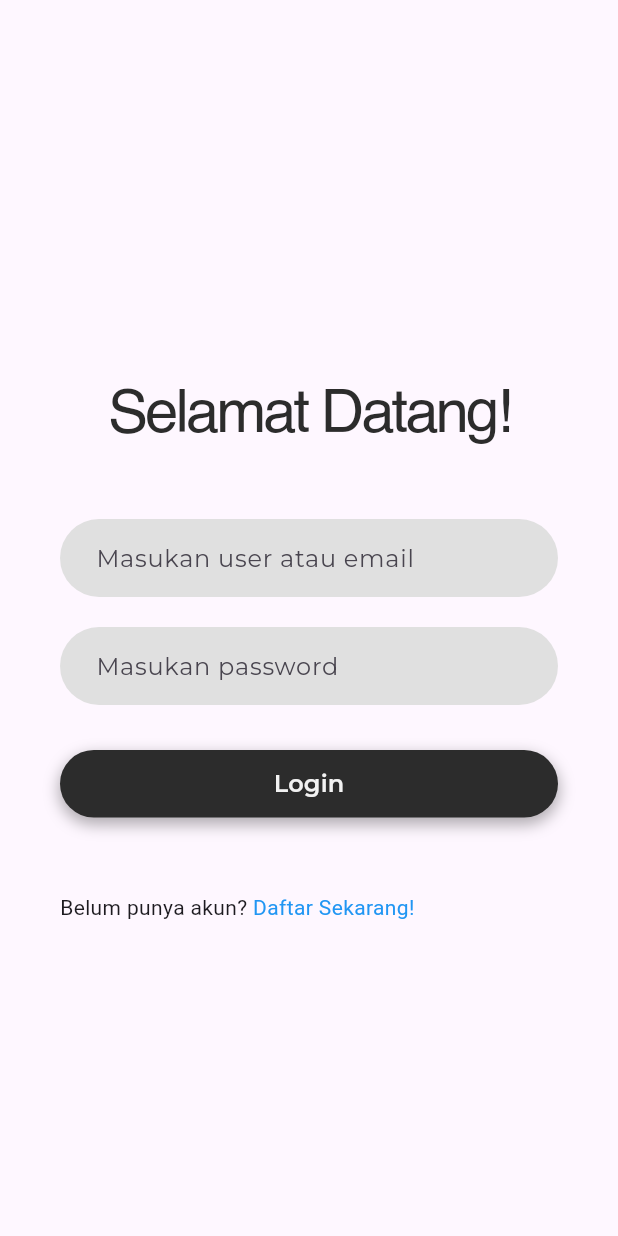
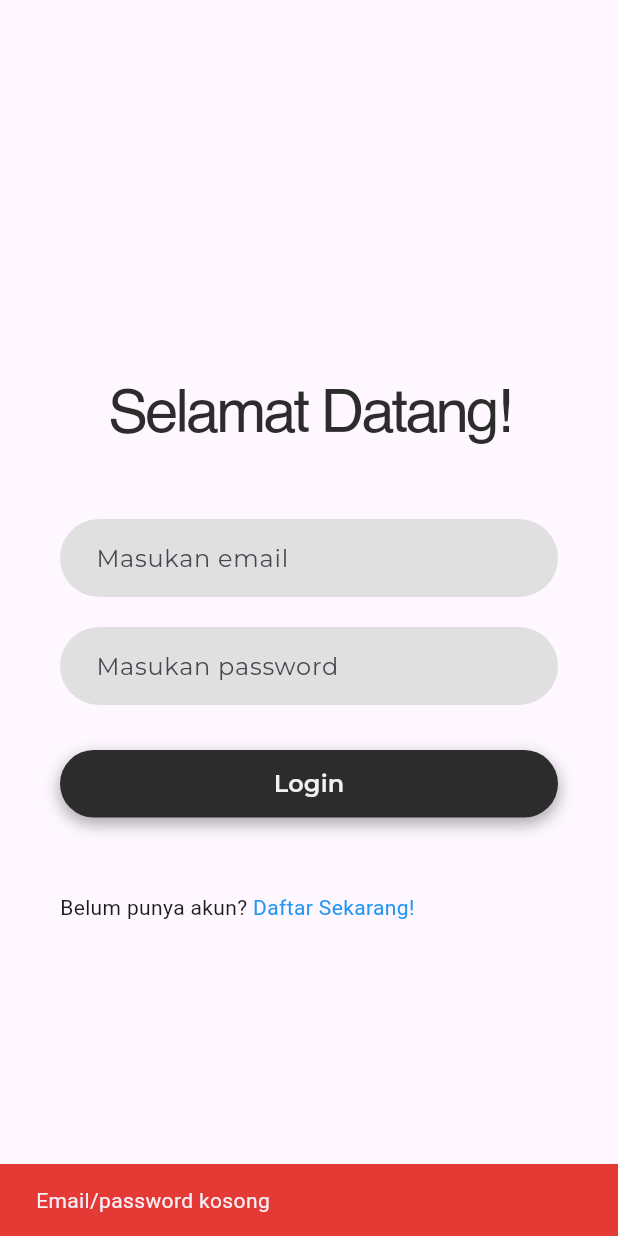
Before and after one commit to zaidanhsbi/Lapor_Sih, a Flutter app: the LoginScreen screen opened directly, after a tap on "Login", on a phone screen of 412 x 824 dp. Run offline on Flutter 3.47's test engine with Material 3 defaults, Android fonts, the phone set to English and light mode, and no system bars; our stand-ins replace flutter_dotenv, supabase_flutter; accounts and stored records are empty.

```diff
--- a/lib/login.dart
+++ b/lib/login.dart
@@ -1,19 +1,11 @@
 import 'package:flutter/material.dart';
 import 'package:lapor_sih/register.dart';
+import 'package:lapor_sih/services/auth_service.dart';
 import 'package:lapor_sih/utils/colors.dart';
+import 'package:supabase_flutter/supabase_flutter.dart';
 import 'utils/convert.dart';
 
-class Login extends StatelessWidget {
-  const Login({super.key});
-  @override
-  Widget build(BuildContext context) {
-    return MaterialApp(
-      title: 'Lapor Sih',
-      home: const LoginScreen(),
-      debugShowCheckedModeBanner: false,
-    );
-  }
-}
+
 
 class LoginScreen extends StatefulWidget {
   const LoginScreen({super.key});
@@ -23,6 +15,17 @@ class LoginScreen extends StatefulWidget {
 }
 
 class _LoginScreenState extends State<LoginScreen> {
+
+  final _emailController = TextEditingController();
+  final _passwordController = TextEditingController();
+
+  @override
+  void dispose() {
+    _emailController.dispose();
+    _passwordController.dispose();
+    super.dispose();
+  }
+
   @override
   Widget build(BuildContext context) {
     return Scaffold(
@@ -47,10 +50,11 @@ class _LoginScreenState extends State<LoginScreen> {
                 ),
                 const SizedBox(height: 40),
                 TextField(
+                  controller: _emailController,
                   decoration: InputDecoration(
                     filled: true,
                     fillColor: Colors.grey[300],
-                    hintText: "Masukan user atau email",
+                    hintText: "Masukan email",
                     hintStyle: TextStyle(
                       fontSize: 16,
                       fontFamily: "Montserrat",
@@ -68,7 +72,7 @@ class _LoginScreenState extends State<LoginScreen> {
                 ),
                 const SizedBox(height: 20),
                 TextField(
-
+                  controller: _passwordController,
                   obscureText: true,
                   decoration: InputDecoration(
                     filled: true,
@@ -104,8 +108,14 @@ class _LoginScreenState extends State<LoginScreen> {
                     ],
                   ),
                   child: ElevatedButton(
-                    onPressed: () {
-                      // TODO: implement login logic
+                    onPressed: () async {
+                      final email = _emailController.text.trim();
+                      final password = _passwordController.text.trim();
+                      await AuthService().signIn(
+                        context,
+                        email,
+                        password,
+                      );
                     },
                     style: ElevatedButton.styleFrom(
                       shape: RoundedRectangleBorder(
```
Also changed, not shown: lib/main.dart (+24 -4 lines), lib/register.dart (+56 -50 lines).
